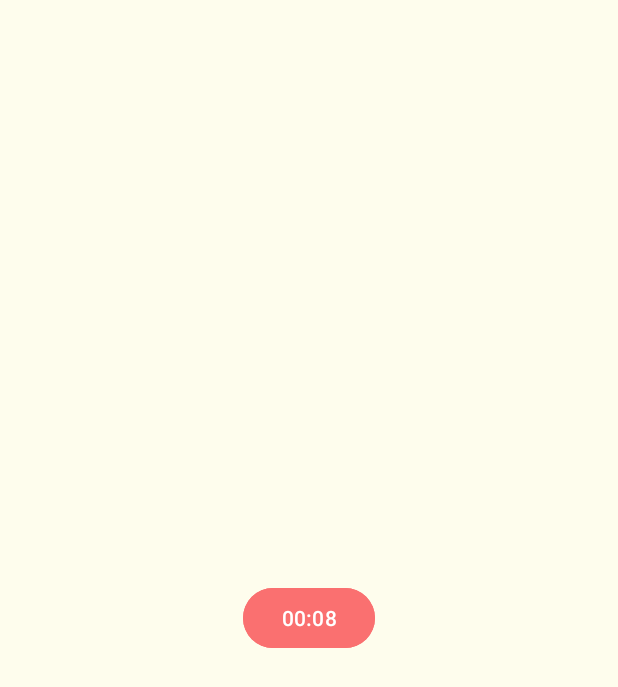
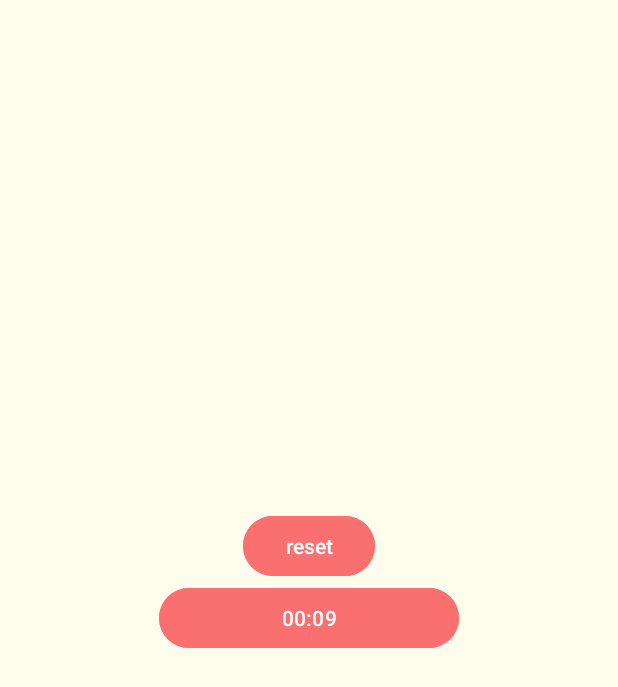
Before and after one commit to codebyvigneshshankar/Focusmate, an Android app: the screen it shows after launch (MainActivity), after a tap on "Start your session", on a phone screen of 412 x 824 dp. Shown: the top 687 px of the screen. Run offline under Robolectric (Android 15) with nearby library versions, the phone set to English and light mode, and no system bars.

Commit message:
Pause and reset button added

```diff
--- a/app/src/main/java/com/vigneshshankar/focusmate/MainActivity.java
+++ b/app/src/main/java/com/vigneshshankar/focusmate/MainActivity.java
@@ -18,8 +18,15 @@ public class MainActivity extends AppCompatActivity {
     private Boolean isStudyPhase = true;
     private Boolean isTimerRunning = false;
     private Button sessionStartBtn;
+
+    private Button resetBtn;
     private TextView sessionCompletedTv;
     private TextView motivationalQuoteTv;
+
+    private long timeLeftInMillis;
+    private long currentDuration;
+
+    private CountDownTimer countDownTimer;
 
     private final String[] quotes = {
             "Believe you can and you're halfway there.",
@@ -50,76 +57,105 @@ public class MainActivity extends AppCompatActivity {
         sessionCompletedTv = findViewById(R.id.session_completed_tv);
         motivationalQuoteTv = findViewById(R.id.motivation_quote_tv);
 
+        resetBtn = findViewById(R.id.reset_btn);
+
         sessionCompletedTv.setVisibility(View.GONE);
 
         sessionStartBtn.setOnClickListener(v -> {
-            if(isTimerRunning){
-                return;
+            if(!isTimerRunning){
+                if(timeLeftInMillis == 0){
+                    currentDuration = isStudyPhase ? STUDY_DURATION : BREAK_DURATION;
+                    timeLeftInMillis = currentDuration;
+                }
+                startTimer();
+            }else{
+                pauseTimer();
+            }
+        });
+
+        resetBtn.setOnClickListener(view -> resetTimer());
+    }
+
+    private void startTimer() {
+        countDownTimer = new CountDownTimer(timeLeftInMillis, 1000) {
+            @Override
+            public void onTick(long millisUntilFinished) {
+                timeLeftInMillis = millisUntilFinished;
+                sessionStartBtn.setText(formatTime(timeLeftInMillis));
             }
 
-            isTimerRunning = true;
-
-            if(isStudyPhase){
-                sessionStartBtn.setText("Starting Studying");
-                startTimer(STUDY_DURATION);
-                sessionStartBtn.setClickable(false);
-            }else{
-                sessionStartBtn.setText("Have a Snack");
-                startTimer(BREAK_DURATION);
-                sessionStartBtn.setClickable(false);
-            }
-
-        });
-    }
-
-    private void startTimer(long durationMillis){
-        CountDownTimer countDownTimer = new CountDownTimer(durationMillis, 1000) {
-            @Override
-            public void onTick(long l) {
-                sessionStartBtn.setText(formatTime(l));
-            }
             @Override
             public void onFinish() {
-                if(isStudyPhase){
+                isTimerRunning = false;
+                timeLeftInMillis = 0;
+
+                if (isStudyPhase) {
                     isStudyPhase = false;
-                    sessionStartBtn.setText("Starting Break...");
-                }else{
+                    sessionStartBtn.setText("Break Time!");
+                } else {
                     isStudyPhase = true;
                     sessionCounter++;
 
+                    resetBtn.setVisibility(View.GONE);
                     sessionStartBtn.setVisibility(View.GONE);
+
+                    int randomIndex = (int) (Math.random() * quotes.length);
+                    motivationalQuoteTv.setText(quotes[randomIndex]);
+                    motivationalQuoteTv.setVisibility(View.VISIBLE);
                     sessionCompletedTv.setVisibility(View.GONE);
 
-                    int randomIndex = (int) Math.random() * quotes.length;
-                    motivationalQuoteTv.setText(quotes[randomIndex]);
-                    motivationalQuoteTv.setVisibility(View.VISIBLE);
+
 
                     new CountDownTimer(5000, 1000){
-                        @Override
-                        public void onTick(long l) {
-                        }
 
                         @Override
                         public void onFinish() {
                             motivationalQuoteTv.setVisibility(View.GONE);
 
-                            sessionCompletedTv.setText("Congratulations! Session " + sessionCounter + " Completed");
+                            sessionCompletedTv.setText("Session's Completed: " + sessionCounter + " 🎉");
                             sessionCompletedTv.setVisibility(View.VISIBLE);
 
-                            sessionStartBtn.setText("Start Next Session?");
+                            sessionStartBtn.setText("Start New Session?");
                             sessionStartBtn.setVisibility(View.VISIBLE);
+                            resetBtn.setVisibility(View.VISIBLE);
+
+                        }
+
+                        @Override
+                        public void onTick(long l) {
+
                         }
                     }.start();
-                }
-                isTimerRunning = false;
-                sessionStartBtn.setClickable(true);
-            }
 
 
-        };
-        countDownTimer.start();
+                }
+            }
+        }.start();
+
+        isTimerRunning = true;
+        sessionStartBtn.setText("Pause");
     }
 
+    private void pauseTimer(){
+        countDownTimer.cancel();
+        isTimerRunning = false;
+        sessionStartBtn.setText("Resume");
+    }
+
+    private void resetTimer(){
+        if(countDownTimer != null){
+            countDownTimer.cancel();
+        }
+
+        sessionCounter = 0;
+        isTimerRunning = false;
+        timeLeftInMillis = 0;
+        isStudyPhase = true;
+
+        sessionStartBtn.setText("Start Studying");
+        motivationalQuoteTv.setVisibility(View.GONE);
+        sessionCompletedTv.setVisibility(View.GONE);
+    }
     private String formatTime(long millis){
         long totalSeconds = millis / 1000;
         long hours = totalSeconds / 3600;
--- a/app/src/main/res/layout/activity_main.xml
+++ b/app/src/main/res/layout/activity_main.xml
@@ -10,7 +10,7 @@
 
     <Button
         android:id="@+id/session_start_bt"
-        android:layout_width="wrap_content"
+        android:layout_width="200dp"
         android:layout_height="wrap_content"
         android:backgroundTint="#FA7070"
         android:text="Start your session"
@@ -23,9 +23,9 @@
         android:id="@+id/session_completed_tv"
         android:layout_width="wrap_content"
         android:layout_height="wrap_content"
+        android:layout_marginTop="48dp"
         android:text="Session Completed"
         android:textSize="20sp"
-        android:layout_marginTop="20dp"
         android:visibility="invisible"
         app:layout_constraintEnd_toEndOf="@+id/session_start_bt"
         app:layout_constraintStart_toStartOf="@+id/session_start_bt"
@@ -40,7 +40,20 @@
         android:visibility="invisible"
         app:layout_constraintBottom_toBottomOf="parent"
         app:layout_constraintEnd_toEndOf="parent"
+        app:layout_constraintHorizontal_bias="0.496"
         app:layout_constraintStart_toStartOf="parent"
-        app:layout_constraintTop_toTopOf="parent" />
+        app:layout_constraintTop_toTopOf="parent"
+        app:layout_constraintVertical_bias="0.499" />
+
+
+    <Button
+        android:id="@+id/reset_btn"
+        android:layout_width="wrap_content"
+        android:layout_height="wrap_content"
+        android:backgroundTint="#FA7070"
+        android:text="reset"
+        app:layout_constraintBottom_toTopOf="@+id/session_start_bt"
+        app:layout_constraintEnd_toEndOf="@+id/session_start_bt"
+        app:layout_constraintStart_toStartOf="@+id/session_start_bt" />
 
 </androidx.constraintlayout.widget.ConstraintLayout>
```
